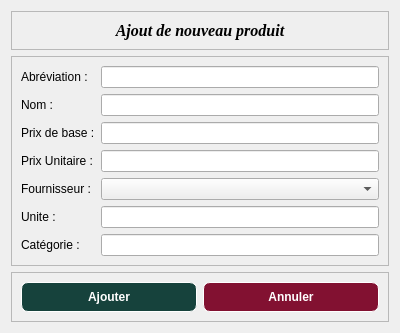
Old version of the form ajoutnouveauproduits.ui in the repository Totelof10/tsena.
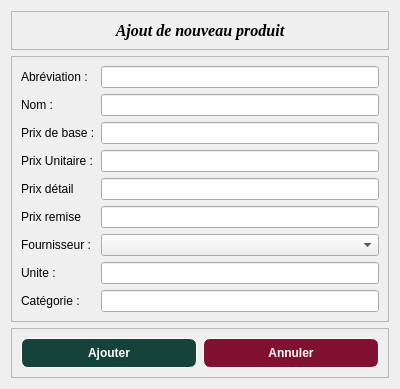
New version of the form. Icons and pictures are not drawn.

```diff
--- a/ajoutnouveauproduits.ui
+++ b/ajoutnouveauproduits.ui
@@ -87,34 +87,34 @@
       <item row="3" column="1">
        <widget class="QLineEdit" name="lineEditPrixUnitaire"/>
       </item>
-      <item row="4" column="0">
+      <item row="6" column="0">
        <widget class="QLabel" name="label_4">
         <property name="text">
          <string>Fournisseur :</string>
         </property>
        </widget>
       </item>
-      <item row="4" column="1">
+      <item row="6" column="1">
        <widget class="QComboBox" name="comboFournisseur"/>
       </item>
-      <item row="5" column="0">
+      <item row="7" column="0">
        <widget class="QLabel" name="label_5">
         <property name="text">
          <string>Unite : </string>
         </property>
        </widget>
       </item>
-      <item row="5" column="1">
+      <item row="7" column="1">
        <widget class="QLineEdit" name="lineEditUnite"/>
       </item>
-      <item row="6" column="0">
+      <item row="8" column="0">
        <widget class="QLabel" name="label_6">
         <property name="text">
          <string>Catégorie :</string>
         </property>
        </widget>
       </item>
-      <item row="6" column="1">
+      <item row="8" column="1">
        <widget class="QLineEdit" name="lineEditCategorie"/>
       </item>
       <item row="2" column="1">
@@ -127,6 +127,26 @@
         </property>
        </widget>
       </item>
+      <item row="4" column="0">
+       <widget class="QLabel" name="label_9">
+        <property name="text">
+         <string>Prix détail</string>
+        </property>
+       </widget>
+      </item>
+      <item row="4" column="1">
+       <widget class="QLineEdit" name="lineEditPrixDetail"/>
+      </item>
+      <item row="5" column="0">
+       <widget class="QLabel" name="label_10">
+        <property name="text">
+         <string>Prix remise</string>
+        </property>
+       </widget>
+      </item>
+      <item row="5" column="1">
+       <widget class="QLineEdit" name="lineEditEditPrixRemise"/>
+      </item>
      </layout>
     </widget>
    </item>
```
